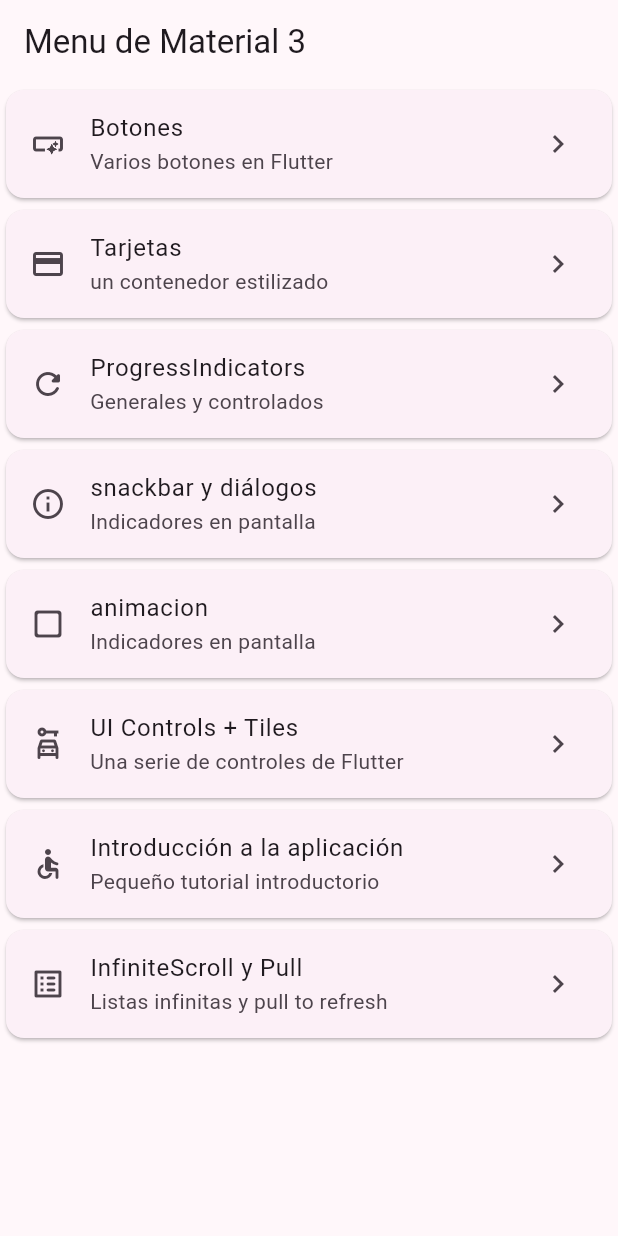
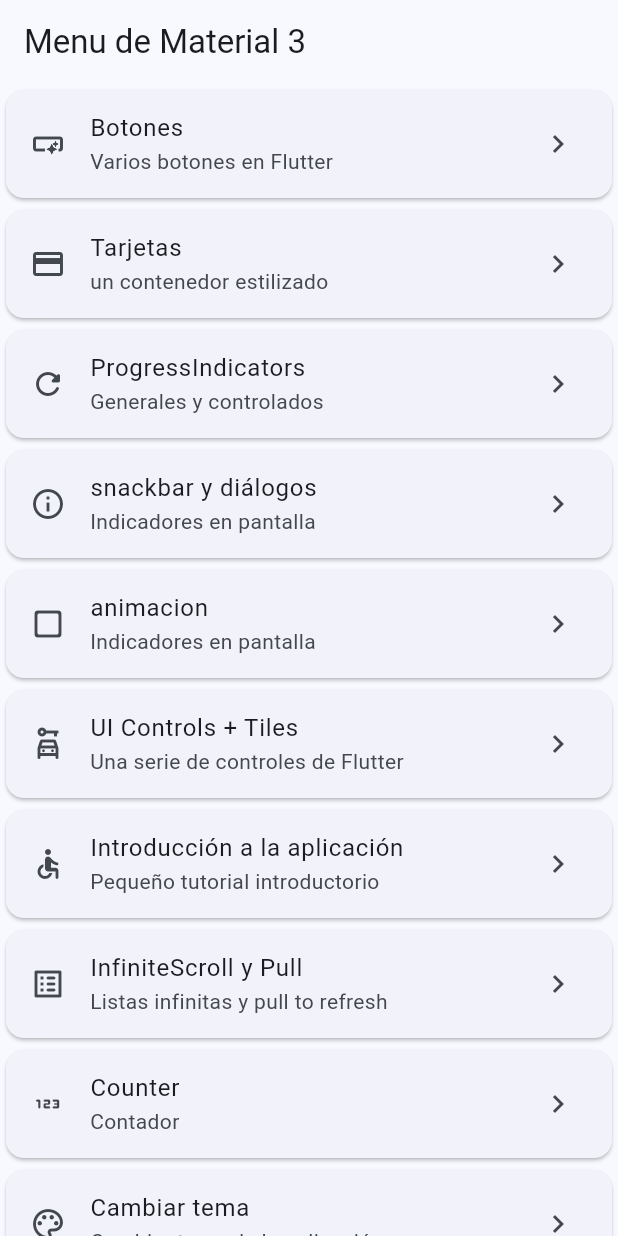
Before and after one commit to ScrobeZ/halloween, a Flutter app: the screen it shows after launch, on a phone screen of 412 x 824 dp. Run offline on Flutter 3.47's test engine with Material 2 defaults, Android fonts, the phone set to English and light mode, and no system bars; our stand-ins replace animate_do, flutter_riverpod, go_router.

Commit message:
Counter y dark mode

```diff
--- a/lib/config/menu/menu_items.dart
+++ b/lib/config/menu/menu_items.dart
@@ -54,5 +54,15 @@ List<MenuItem> appMenuItems = <MenuItem>[
     subTitle: 'Listas infinitas y pull to refresh',
     link: '/infinite',
     icon: Icons.list_alt_rounded,
-  )
+  ),
+  const MenuItem(
+      title: 'Counter',
+      subTitle: 'Contador',
+      link: '/counter-river',
+      icon: Icons.onetwothree_rounded),
+  const MenuItem(
+      title: 'Cambiar tema',
+      subTitle: 'Cambiar tema de la aplicación',
+      link: '/theme-changer',
+      icon: Icons.color_lens_outlined),
 ];
--- a/lib/config/router/app_router.dart
+++ b/lib/config/router/app_router.dart
@@ -2,10 +2,12 @@ import 'package:flutter/material.dart';
 import 'package:go_router/go_router.dart';
 import 'package:halloween/screens/animated/animated_screen.dart';
 import 'package:halloween/screens/app_tutorial/app_tutorial_screen.dart';
+import 'package:halloween/screens/counter/counter_screen.dart';
 import 'package:halloween/screens/infinite_scroll/infinite_scroll_screen.dart';
 import 'package:halloween/screens/progress/progress_screen.dart';
 import 'package:halloween/screens/screens.dart';
 import 'package:halloween/screens/snackbar/snackbar_screen.dart';
+import 'package:halloween/screens/theme_changer/theme_changer_screen.dart';
 import 'package:halloween/screens/ui_controls/ui_controls_screen.dart';
 
 final GoRouter appRouter = GoRouter(
@@ -62,5 +64,15 @@ final GoRouter appRouter = GoRouter(
       name: InfiniteScrollScreen.screenName,
       builder: (context, state) => const InfiniteScrollScreen(),
     ),
+    GoRoute(
+      path: '/counter-river',
+      name: CounterScreen.name,
+      builder: (context, state) => const CounterScreen(),
+    ),
+    GoRoute(
+      path: '/theme-changer',
+      name: ThemeChangerScreen.name,
+      builder: (context, state) => const ThemeChangerScreen(),
+    ),
   ],
 );
--- a/lib/config/theme/app_theme.dart
+++ b/lib/config/theme/app_theme.dart
@@ -10,18 +10,27 @@ const colorList = <Color>[
   Colors.orange,
   Colors.deepOrange,
   Colors.pink,
-  Colors.pinkAccent,
+  Colors.pinkAccent
 ];
 
 class AppTheme {
   final int selectedColor;
-  AppTheme({this.selectedColor = 0})
-      : assert(
-          selectedColor >= 0 && selectedColor < colorList.length,
-          'La seleccion de color no cumple con el rango de 0 hasta${colorList.length - 1}',
-        );
+  final bool isDarkMode;
+
+  AppTheme({
+    this.selectedColor = 0,
+    this.isDarkMode = false,
+  }) : assert(selectedColor >= 0 && selectedColor < colorList.length,
+            'La selección de color no cumple con el rango de 0 asta ${colorList.length - 1}');
+
   ThemeData getTheme() => ThemeData(
-        useMaterial3: true,
-        colorSchemeSeed: colorList[selectedColor],
+      useMaterial3: true,
+      brightness: isDarkMode ? Brightness.dark : Brightness.light,
+      colorSchemeSeed: colorList[selectedColor],
+      appBarTheme: const AppBarTheme(centerTitle: false));
+
+  AppTheme copyWith({int? selectedColor, bool? isDarkMode}) => AppTheme(
+        selectedColor: selectedColor ?? this.selectedColor,
+        isDarkMode: isDarkMode ?? this.isDarkMode,
       );
 }
--- a/lib/main.dart
+++ b/lib/main.dart
@@ -1,19 +1,23 @@
 import 'package:flutter/material.dart';
+import 'package:flutter_riverpod/flutter_riverpod.dart';
+import 'package:halloween/presentation/providers/theme_provider.dart';
 
 import 'config/router/app_router.dart';
 import 'config/theme/app_theme.dart';
 
 void main() {
-  runApp(const MainApp());
+  runApp(const ProviderScope(child: MainApp()));
 }
 
-class MainApp extends StatelessWidget {
+class MainApp extends ConsumerWidget {
   const MainApp({super.key});
+
   @override
-  Widget build(BuildContext context) {
+  Widget build(BuildContext context, WidgetRef ref) {
+    final AppTheme appTheme = ref.watch(themeNotifierProvider);
     return MaterialApp.router(
       debugShowCheckedModeBanner: false,
-      theme: AppTheme(selectedColor: 4).getTheme(),
+      theme: appTheme.getTheme(),
       routerConfig: appRouter,
     );
   }
--- /dev/null
+++ b/lib/presentation/providers/counter_provider.dart
@@ -0,0 +1,3 @@
+import 'package:flutter_riverpod/flutter_riverpod.dart';
+
+final counterProvider = StateProvider<int>((ref) => 5);
--- a/pubspec.yaml
+++ b/pubspec.yaml
@@ -37,6 +37,7 @@ dependencies:
   cupertino_icons: ^1.0.2
   go_router: ^12.0.1
   animate_do: ^3.1.2
+  flutter_riverpod: ^2.4.6
 
 dev_dependencies:
   flutter_test:
```
Also changed, not shown: lib/presentation/providers/theme_provider.dart (added, +30 -0 lines), lib/screens/counter/counter_screen.dart (added, +44 -0 lines), lib/screens/snackbar/snackbar_screen.dart (+10 -5 lines), lib/screens/theme_changer/theme_changer_screen.dart (added, +62 -0 lines), pubspec.lock.
